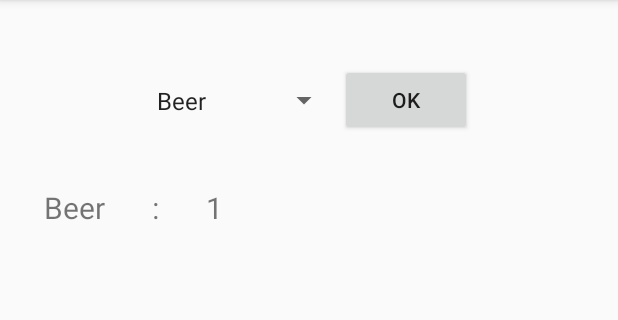
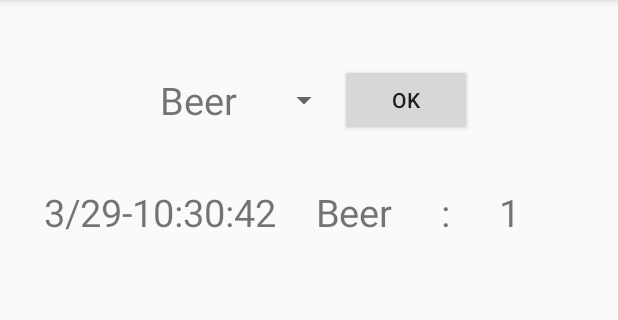
Before and after one commit to CORDEA/sake-meter, an Android app: the SakeMeterActivity screen opened directly, with no data from a screen before it, after a tap on "OK", on a phone screen of 412 x 824 dp, the part 84-404 px from its top. Run offline under Robolectric (Android 15) with nearby library versions, the phone set to English and light mode, and no system bars.

Commit message:
added LICENSE added the date and time to sake-meter

```diff
--- a/app/src/main/java/jp/cordea/sakemeter/SakeMeterActivity.java
+++ b/app/src/main/java/jp/cordea/sakemeter/SakeMeterActivity.java
@@ -1,14 +1,13 @@
 package jp.cordea.sakemeter;
 
-import android.content.Intent;
 import android.graphics.Color;
 import android.os.Bundle;
+import android.provider.CalendarContract;
 import android.support.v7.app.ActionBarActivity;
 import android.util.Log;
 import android.view.Menu;
 import android.view.MenuItem;
 import android.view.View;
-import android.view.ViewGroup;
 import android.widget.ArrayAdapter;
 import android.widget.Button;
 import android.widget.Spinner;
@@ -16,14 +15,31 @@ import android.widget.TableLayout;
 import android.widget.TableRow;
 import android.widget.TextView;
 
-import org.w3c.dom.Text;
 
+import java.util.Calendar;
+import java.util.GregorianCalendar;
 import java.util.HashMap;
 import java.util.Map;
+import java.util.TimeZone;
 
 /**
- * Created by CORDEA on 2015/03/29.
+ * Copyright [2015] [Yoshihiro Tanaka]
+ * Licensed under the Apache License, Version 2.0 (the "License");
+ * you may not use this file except in compliance with the License.
+ * You may obtain a copy of the License at
+ *
+ *   http://www.apache.org/licenses/LICENSE-2.0
+ *
+ * Unless required by applicable law or agreed to in writing, software
+ * distributed under the License is distributed on an "AS IS" BASIS,
+ * WITHOUT WARRANTIES OR CONDITIONS OF ANY KIND, either express or implied.
+ * See the License for the specific language governing permissions and
+ * limitations under the License.
+ *
+ * Author: Yoshihiro Tanaka<contact@cordea.jp>
+ * Date  : 2015/03/29
  */
+
 public class SakeMeterActivity extends ActionBarActivity implements View.OnClickListener {
     private static final String _LOG_TAG = "SakeMeterVerbose";
 
@@ -32,8 +48,7 @@ public class SakeMeterActivity extends ActionBarActivity implements View.OnClick
         super.onCreate(savedInstanceState);
         setContentView(R.layout.activity_sakemeter);
 
-        String[] arraySpinner = new String[] {"Beer", "Sake", "Wine"};
-        addItems(arraySpinner);
+        addItems(general.sakeArray);
 
         final Button button = (Button) findViewById(R.id.sake_ok);
         button.setOnClickListener(this);
@@ -45,7 +60,7 @@ public class SakeMeterActivity extends ActionBarActivity implements View.OnClick
         switch (view.getId()) {
             case R.id.sake_ok :
                 Spinner sakeSpinner = (Spinner)findViewById(R.id.sake_spinner);
-                String  sake        = (String) sakeSpinner.getSelectedItem().toString();
+                String  sake        = sakeSpinner.getSelectedItem().toString();
                 addTableRow(sake, loopSake(sake));
                 Log.i(_LOG_TAG, "sake_ok push");
             break;
@@ -53,6 +68,7 @@ public class SakeMeterActivity extends ActionBarActivity implements View.OnClick
     }
 
     private void addTableRow(String sake, int[] intArray) {
+        Log.i("addTableRow", getTime());
         HashMap<String, Integer> hashMap = convertHashMap(controlCache.readCache(getCacheDir()));
 
         int count = intArray[0];
@@ -61,39 +77,53 @@ public class SakeMeterActivity extends ActionBarActivity implements View.OnClick
         TableLayout tableLayout = (TableLayout)findViewById(R.id.sake_log);
 
         int padding = 10;
+        TextView time_tv    = new TextView(this);
         TextView sake_tv    = new TextView(this);
         TextView pad_tv     = new TextView(this);
         TextView count_tv   = new TextView(this);
-        TextView[] tvArray  = {sake_tv, count_tv, pad_tv};
+        TextView[] tvArray  = {time_tv, sake_tv, pad_tv, count_tv};
 
         for (TextView tv : tvArray) {
             tv.setPadding(padding+10, padding, padding+10, padding);
-            tv.setTextSize(20);
+            tv.setTextSize(25);
         }
 
+        time_tv.setText(getTime());
         sake_tv.setText(sake);
         pad_tv.setText(" : ");
         ++count;
         count_tv.setText(Integer.toString(count));
         if (hashMap.containsKey(sake)) {
             int limit = hashMap.get(sake);
-            if (count == limit)  sake_tv.setTextColor(Color.YELLOW);
-            if (count > limit + 2) {
-                sake_tv.setTextColor(Color.RED);
-                sake_tv.setTextSize(sake_tv.getTextSize() + 5);
+            for (TextView tv : tvArray) {
+                if          (count == limit)    tv.setTextColor(Color.BLUE);
+                else if     (count >  limit)    tv.setTextColor(Color.RED);
+                if          (count > limit + 2) tv.setTextSize(25);
             }
-            if (count >  limit)  sake_tv.setTextColor(Color.RED);
         }
-        TableRow tableRow = new TableRow(this);
-        TableRow.LayoutParams lp = new TableRow.LayoutParams(TableRow.LayoutParams.WRAP_CONTENT);
+        TableRow tableRow           = new TableRow(this);
+        TableRow.LayoutParams lp    = new TableRow.LayoutParams(TableRow.LayoutParams.WRAP_CONTENT);
         tableRow.setLayoutParams(lp);
 
-        tableRow.addView(sake_tv);
-        tableRow.addView(pad_tv);
-        tableRow.addView(count_tv);
-
+        for (TextView tv : tvArray) tableRow.addView(tv);
         if (index != -1) tableLayout.removeViewAt(index);
         tableLayout.addView(tableRow);
+    }
+
+    private String getTime() {
+        Calendar c = Calendar.getInstance();
+        int[] times  = {c.get(Calendar.MONTH)+1, c.get(Calendar.DATE), c.get(Calendar.HOUR), c.get(Calendar.MINUTE), c.get(Calendar.SECOND)};
+        String time_str  = "";
+        String delimiter;
+        for (int i = 0; i < times.length; i++) {
+            if      (i == 0)    delimiter = "/";
+            else if (i == 1)    delimiter = "-";
+            else if (i <= 3)    delimiter = ":";
+            else                delimiter = "";
+
+            time_str += Integer.toString(times[i]) + delimiter;
+        }
+        return time_str;
     }
 
     private HashMap<String, Integer> convertHashMap(HashMap<String, String> hashMap) {
@@ -108,14 +138,14 @@ public class SakeMeterActivity extends ActionBarActivity implements View.OnClick
         TableLayout tl = (TableLayout)findViewById(R.id.sake_log);
         int[] intArray  = {0, -1};
 
-        int count = (int) tl.getChildCount();
+        int count = tl.getChildCount();
         for (int k = 0; k < count; k++) {
             TableRow tr = (TableRow) tl.getChildAt(k);
-            // 0: sake name
-            TextView sake_tv = (TextView) tr.getChildAt(0);
+            // 1: sake name
+            TextView sake_tv = (TextView) tr.getChildAt(1);
             if (sake == sake_tv.getText().toString()) {
-                // 2: count
-                TextView count_tv = (TextView) tr.getChildAt(2);
+                // 3: count
+                TextView count_tv = (TextView) tr.getChildAt(3);
                 intArray[0] = Integer.parseInt(count_tv.getText().toString());
                 intArray[1] = k;
                 return intArray;
@@ -135,7 +165,7 @@ public class SakeMeterActivity extends ActionBarActivity implements View.OnClick
     private void addItems(String[] array) {
         Spinner spinner = (Spinner)findViewById(R.id.sake_spinner);
         ArrayAdapter<String> adapter = new ArrayAdapter<String>(this,
-                android.R.layout.simple_spinner_item, array);
+                R.layout.spinner_item, array);
         spinner.setAdapter(adapter);
     }
 
--- /dev/null
+++ b/app/src/main/res/drawable/border.xml
@@ -0,0 +1,6 @@
+<?xml version="1.0" encoding="utf-8"?>
+<shape
+    xmlns:android="http://schemas.android.com/apk/res/android"
+    android:shape= "rectangle"  >
+    <stroke android:width="0.5dp"  android:color="#000"/>
+</shape>
--- /dev/null
+++ b/app/src/main/res/layout/spinner_item.xml
@@ -0,0 +1,10 @@
+<?xml version="1.0" encoding="utf-8"?>
+
+<TextView
+    xmlns:android="http://schemas.android.com/apk/res/android"
+    android:layout_width="match_parent"
+    android:layout_height="wrap_content"
+    android:textSize="25sp"
+    android:gravity="left"
+    android:padding="10dp"
+    />
--- a/app/src/main/res/values/strings.xml
+++ b/app/src/main/res/values/strings.xml
@@ -4,4 +4,7 @@
     <string name="hello_world">Hello world!</string>
     <string name="action_settings">Settings</string>
     <string name="sake_limit">Register your limit</string>
+    <string name="limit_row1">Species</string>
+    <string name="limit_row2">Your limit</string>
+    <string name="limit_row3">Update your limit</string>
 </resources>
```
Also changed, not shown: app/src/main/java/jp/cordea/sakemeter/MainActivity.java (+21 -4 lines), app/src/main/java/jp/cordea/sakemeter/SakeLimitActivity.java (+42 -12 lines), app/src/main/java/jp/cordea/sakemeter/general.java (added, +23 -0 lines), app/src/main/res/layout/activity_sakelimit.xml (+26 -21 lines), 1 other file.
